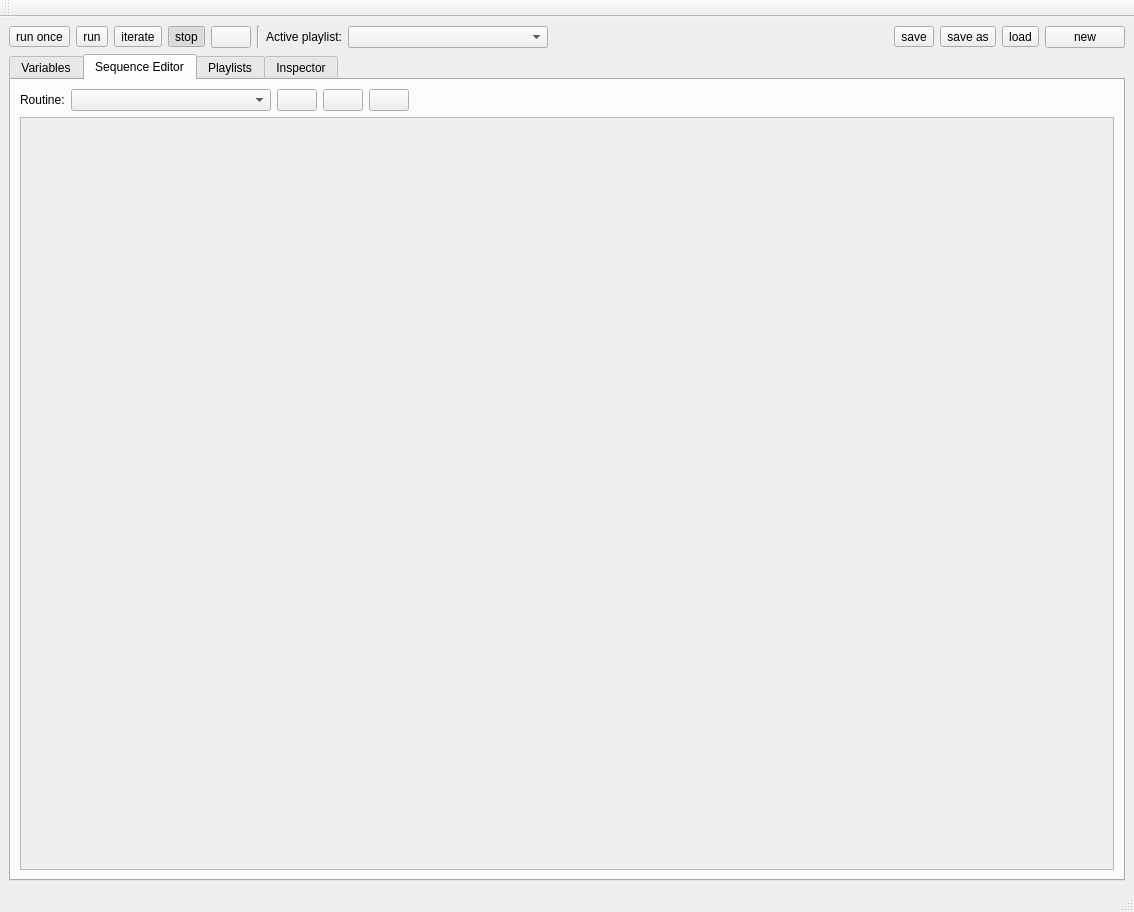
Above: uis/control-system.ui from AlbertHdz4/qplayer before the change. Below: the same form after it.
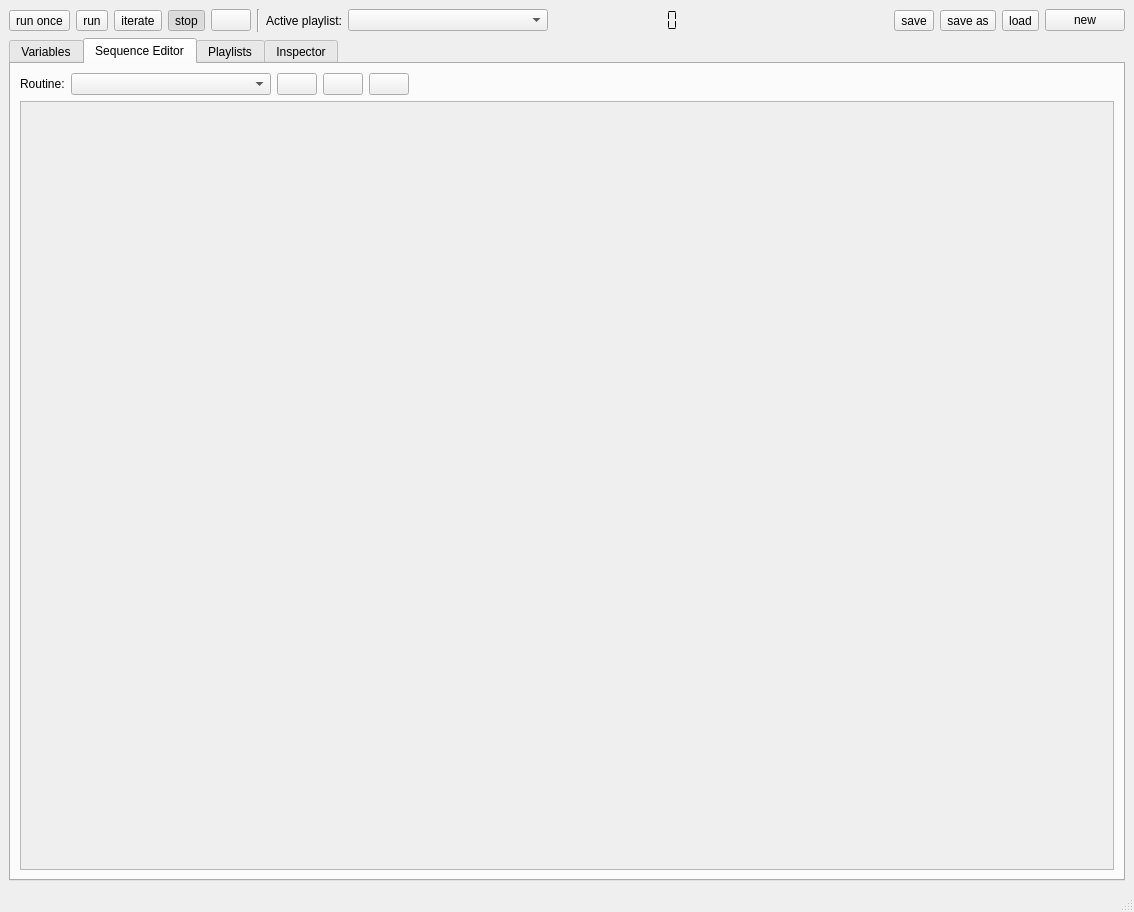
That is the form after the change. The open tabs and pages were chosen to show the change. Icons and pictures are not drawn.

Commit message: Added network notification system.

The edit to the form file:
```diff
--- a/uis/control-system.ui
+++ b/uis/control-system.ui
@@ -175,6 +175,28 @@
         </property>
        </widget>
       </item>
+      <item>
+       <widget class="QLCDNumber" name="run_number_lcd">
+        <property name="minimumSize">
+         <size>
+          <width>180</width>
+          <height>0</height>
+         </size>
+        </property>
+        <property name="frameShape">
+         <enum>QFrame::NoFrame</enum>
+        </property>
+        <property name="smallDecimalPoint">
+         <bool>true</bool>
+        </property>
+        <property name="digitCount">
+         <number>6</number>
+        </property>
+        <property name="segmentStyle">
+         <enum>QLCDNumber::Flat</enum>
+        </property>
+       </widget>
+      </item>
       <item>
        <spacer name="horizontalSpacer_2">
         <property name="orientation">
@@ -583,8 +605,8 @@
             <rect>
              <x>0</x>
              <y>0</y>
-             <width>98</width>
-             <height>28</height>
+             <width>1092</width>
+             <height>711</height>
             </rect>
            </property>
            <layout class="QVBoxLayout" name="verticalLayout_5"/>
@@ -760,17 +782,6 @@
    </property>
   </widget>
   <widget class="QStatusBar" name="statusbar"/>
-  <widget class="QToolBar" name="toolBar">
-   <property name="windowTitle">
-    <string>toolBar</string>
-   </property>
-   <attribute name="toolBarArea">
-    <enum>TopToolBarArea</enum>
-   </attribute>
-   <attribute name="toolBarBreak">
-    <bool>false</bool>
-   </attribute>
-  </widget>
  </widget>
  <resources>
   <include location="../resources.qrc"/>
```
The commit also changes 10 other files.
